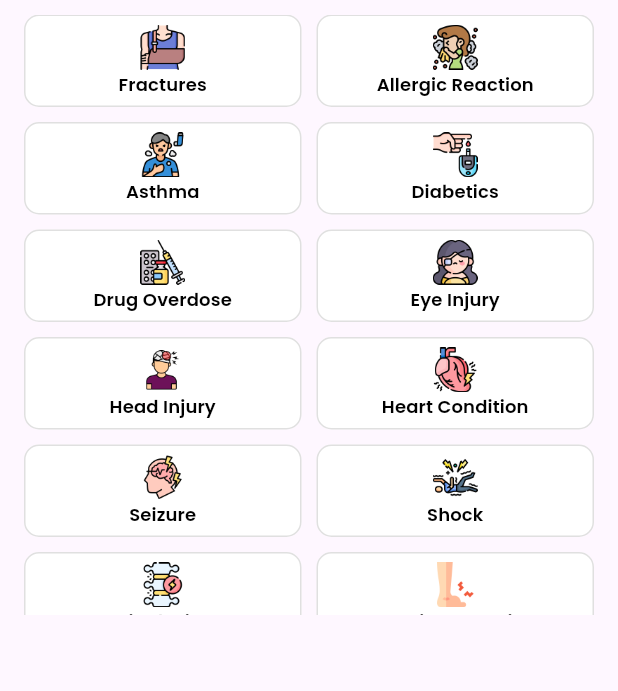
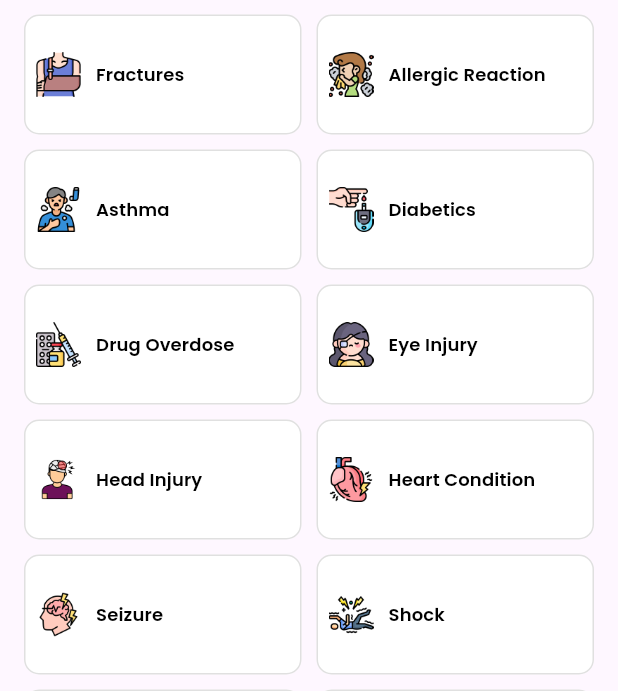
Before and after one commit to yvhiku/psu-first-aid-app, a Flutter app: the AllTopicsScreen screen opened directly, on a phone screen of 412 x 824 dp, the part 545-1236 px from its top. Run offline on Flutter 3.47's test engine with Material 3 defaults, Android fonts, the phone set to English and light mode, and no system bars; our stand-ins replace cloud_firestore, country_picker, firebase_auth, firebase_core, firebase_storage, get and 6 more; missing offline and left inert: firebase_app_check; accounts and stored records are empty.

Commit message:
improved  all topics screen

```diff
--- a/lib/src/features/core/screens/topics/all_topic.dart
+++ b/lib/src/features/core/screens/topics/all_topic.dart
@@ -18,6 +18,7 @@ import 'package:first_aid_app/src/features/core/screens/topics/heart_condition.d
 import 'package:first_aid_app/src/features/core/screens/topics/poisons.dart';
 import 'package:first_aid_app/src/features/core/screens/topics/recovery_pos.dart';
 import 'package:first_aid_app/src/features/core/screens/topics/seizures.dart';
+import 'package:first_aid_app/src/features/core/screens/topics/shock.dart';
 import 'package:first_aid_app/src/features/core/screens/topics/spinal_injury.dart';
 import 'package:first_aid_app/src/features/core/screens/topics/sprainsstrains.dart';
 import 'package:first_aid_app/src/features/core/screens/topics/stroke.dart';
@@ -185,7 +186,7 @@ class AllTopicsScreen extends StatelessWidget {
         'screen': const HeartCondition(),
       },
       {'image': tSeizureimg, 'title': tSeizure, 'screen': const Seizures()},
-      {'image': tEpilepsyimg, 'title': tShock, 'screen': const Stack()},
+      {'image': tEpilepsyimg, 'title': tShock, 'screen': const Shock()},
       {
         'image': tSpinalInjuryimg,
         'title': tSpinalInjury,
@@ -225,15 +226,17 @@ class AllTopicsScreen extends StatelessWidget {
           ),
         ),
         const SizedBox(height: 10),
-        SizedBox(
-          height: 400, // Reduced height for compact view
-          child: GridView.builder(
-            physics: const AlwaysScrollableScrollPhysics(),
+        // Remove fixed height constraint and let it expand naturally
+        GridView.builder(
+          shrinkWrap: true, // Important for scrolling inside Column
+          physics:
+              const NeverScrollableScrollPhysics(), // Let parent SingleChildScrollView handle scrolling
           gridDelegate: const SliverGridDelegateWithFixedCrossAxisCount(
             crossAxisCount: 2,
             crossAxisSpacing: 10,
             mainAxisSpacing: 10,
             childAspectRatio: 3, // Wider and shorter buttons
+            mainAxisExtent: 80, // Fixed height for each item
           ),
           itemCount: topics.length,
           itemBuilder: (context, index) {
@@ -245,7 +248,6 @@ class AllTopicsScreen extends StatelessWidget {
             );
           },
         ),
-        ),
       ],
     );
   }
@@ -256,9 +258,14 @@ class AllTopicsScreen extends StatelessWidget {
     String text,
     Widget screen,
   ) {
-    return SizedBox(
-      height: 70, // Fixed smaller height
-      child: OutlinedButton(
+    return OutlinedButton(
+      onPressed: () {
+        // Required parameter
+        Navigator.push(
+          context,
+          MaterialPageRoute(builder: (context) => screen),
+        );
+      },
       style: OutlinedButton.styleFrom(
         shape: RoundedRectangleBorder(
           borderRadius: BorderRadius.circular(10.0),
@@ -266,30 +273,25 @@ class AllTopicsScreen extends StatelessWidget {
         foregroundColor: Colors.black,
         backgroundColor: Colors.white,
         side: BorderSide(color: Colors.grey.shade300),
-          padding: const EdgeInsets.all(6.0),
+        padding: const EdgeInsets.symmetric(horizontal: 8, vertical: 12),
       ),
-        onPressed: () {
-          Navigator.push(
-            context,
-            MaterialPageRoute(builder: (context) => screen),
-          );
-        },
-        child: Column(
+      child: Row(
+        // Required parameter
         mainAxisAlignment: MainAxisAlignment.spaceEvenly,
         children: [
-            Image(image: AssetImage(image), width: 30.0), // Smaller icon
-            // const SizedBox(height: 5.0), // Reduced spacing
-            Text(
+          Image(image: AssetImage(image), width: 30, height: 30),
+          const SizedBox(width: 10),
+          Expanded(
+            child: Text(
               text,
-              textAlign: TextAlign.center,
               style: const TextStyle(
-                fontSize: 12, // Smaller font
+                fontSize: 12,
                 fontWeight: FontWeight.w600,
                 fontFamily: "Poppins",
               ),
             ),
+          ),
         ],
-        ),
       ),
     );
   }
```
Lines whose indentation alone changed are shown as unchanged.
